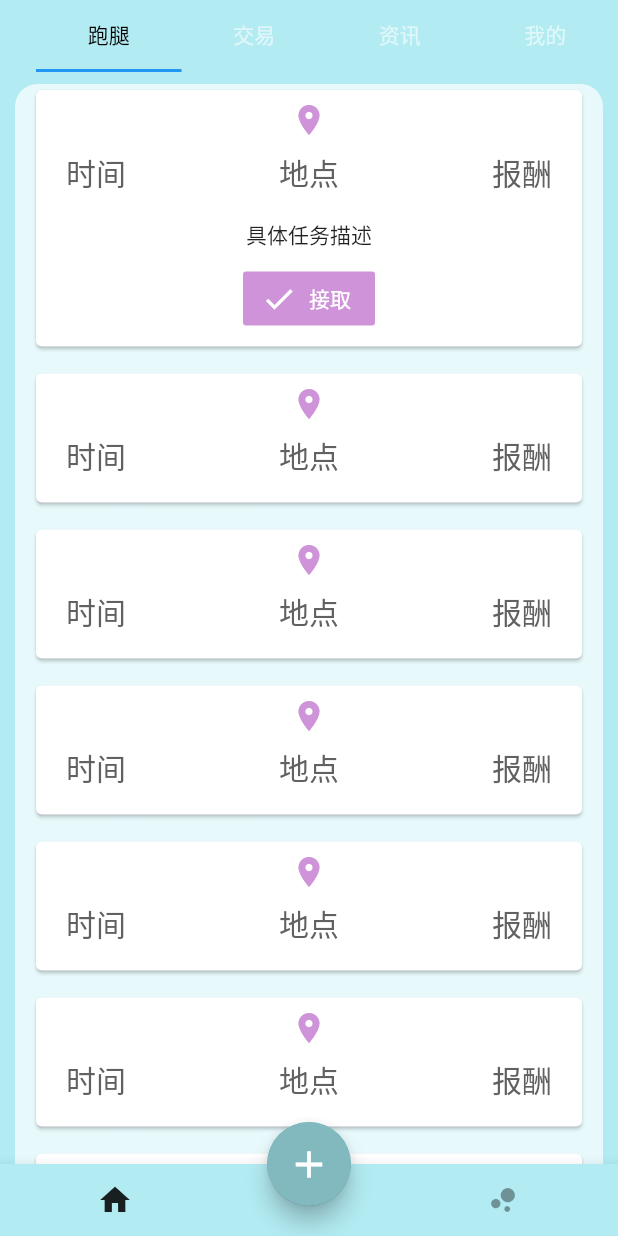
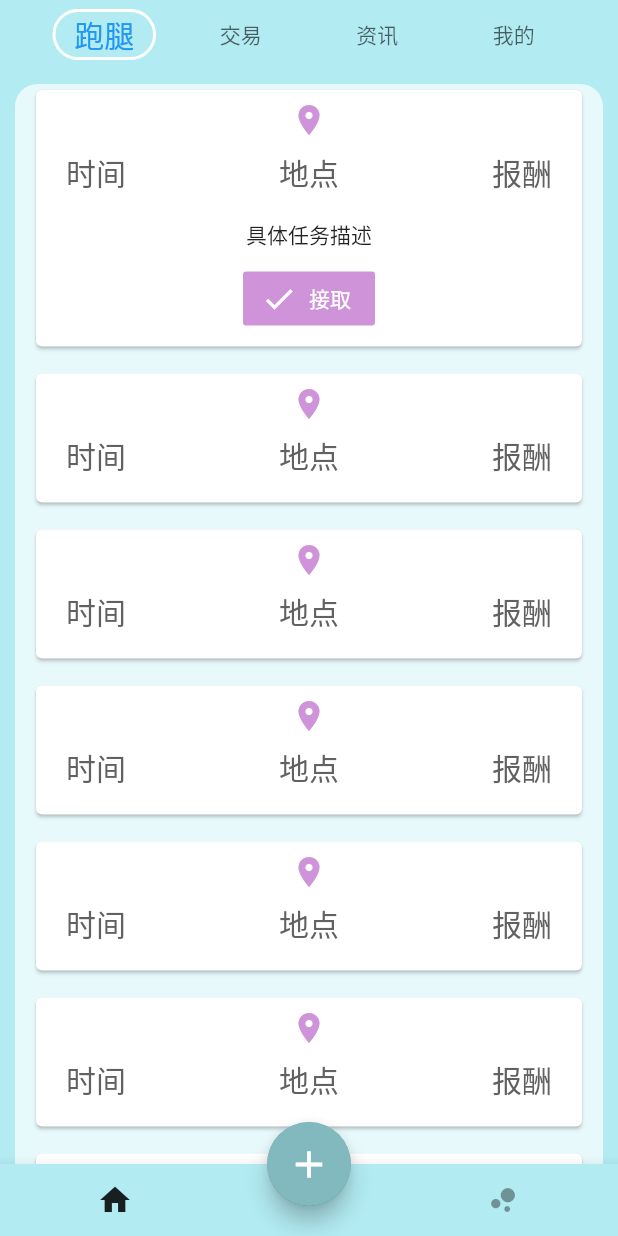
Before and after one commit to Haurchefant-G/Tsingvat, a Flutter app: the HomePage screen opened by its route, after a tap on "时间", on a phone screen of 412 x 824 dp. Run offline on Flutter 3.47's test engine with Material 2 defaults, Android fonts, the phone set to English and light mode, and no system bars; our stand-ins replace cached_network_image, dio, flutter_screenutil, shared_preferences; accounts and stored records are empty; generated files the repository leaves out were written again; network calls fail; statements that could not run were skipped; project files that could hold a hidden picture were left out.

Commit message:
tsingvat_0.2.5

```diff
--- a/tsingvat/lib/HomePage.dart
+++ b/tsingvat/lib/HomePage.dart
@@ -7,6 +7,8 @@ import 'package:tsingvat/component/taskcard.dart';
 import 'package:tsingvat/tabPage/GoodsPage.dart';
 import 'package:tsingvat/tabPage/NewsPage.dart';
 import 'package:tsingvat/tabPage/InfoPage.dart';
+import 'package:tsingvat/tabPage/TaskPage.dart';
+import 'package:tsingvat/util/GradientUtil.dart';
 
 class HomePage extends StatefulWidget {
   HomePage({Key key, this.title}) : super(key: key);
@@ -29,7 +31,7 @@ class HomePage extends StatefulWidget {
 class _HomePageState extends State<HomePage> with TickerProviderStateMixin {
   int _counter = 0;
   TabController _tabController;
-  List tabs = ["跑腿", "交易", "资讯", "我的"];
+  List tabs = [" 跑腿 ", " 交易 ", " 资讯 ", " 我的 "];
   AnimationController _fabController;
   Animation<double> _expandAnimation;
   bool _showFab = true;
@@ -62,14 +64,14 @@ class _HomePageState extends State<HomePage> with TickerProviderStateMixin {
   @override
   void dispose() {
     // TODO: implement dispose
-    super.dispose();
     _tabController.dispose();
     _fabController.dispose();
+    super.dispose();
   }
 
   void _handleTabs(int tabindex) {
-    _tabController.animateTo(tabindex,
-        duration: const Duration(milliseconds: 200));
+    // _tabController.animateTo(tabindex,
+    //     duration: const Duration(milliseconds: 300));
     print(_tabController.index);
     if (_tabController.index == 3) {
       setState(() {
@@ -125,38 +127,7 @@ class _HomePageState extends State<HomePage> with TickerProviderStateMixin {
               //physics: NeverScrollableScrollPhysics(),
               controller: _tabController,
               children: <Widget>[
-                Container(
-                    padding: EdgeInsets.only(left: 10, right: 10),
-                    margin: EdgeInsets.fromLTRB(10, 0, 10, 0),
-                    //padding: EdgeInsets.all(16),
-                    decoration: BoxDecoration(
-                        color:
-                            Colors.white70, //Theme.of(context).backgroundColor,
-                        borderRadius:
-                            BorderRadius.vertical(top: Radius.circular(15))),
-                    child: RefreshIndicator(
-                        child: ListView.builder(itemBuilder: (context, i) {
-                          // if (i.isOdd) return new Divider();
-                          // final index = i ~/ 2;
-                          // return ListTile(
-                          //   title: Text(i.toString()),
-                          // );
-                          return Padding(
-                            padding: const EdgeInsets.only(bottom: 10),
-                            child: TaskCard(),
-                          );
-                        }),
-                        // SliverFixedExtentList(
-                        //   itemExtent: 50.0,
-                        //   delegate: SliverChildBuilderDelegate(
-                        //     (context, index) => ListTile(
-                        //       title: Text("Item $index"),
-                        //     ),
-                        //     childCount: 30,
-                        //   ),
-                        // ),
-                        //Text(e),
-                        onRefresh: _refresh)),
+                TaskPage(),
                 // Container(
                 //     padding: EdgeInsets.only(left: 10, right: 10),
                 //     margin: EdgeInsets.fromLTRB(10, 0, 10, 0),
@@ -343,30 +314,42 @@ class _HomeAppBarState extends State<HomeAppBar> {
             // ),
             Expanded(
               child: Padding(
-                padding: const EdgeInsetsDirectional.only(start: 24),
+                padding: const EdgeInsetsDirectional.only(start: 24, end: 24),
                 child: Theme(
                   data: Theme.of(context).copyWith(
                     splashColor: Colors.transparent,
                   ),
                   child: TabBar(
-                    // indicator: BorderTabIndicator(
-                    //   indicatorHeight: isDesktop ? 28 : 32,
-                    //   textScaleFactor: textScaleFactor,
-                    // ),
+                    indicator:
+                        // BoxDecoration(
+                        //   border: Border.all(width:2),
+                        //   borderRadius: BorderRadius.circular(100),
+                        //   gradient: GradientUtil.warmFlame()
+
+                        // )
+                        // ,
+                        // indicatorSize: TabBarIndicatorSize.label,
+                        BorderTabIndicator(
+                      indicatorHeight: 32,
+                      textScaleFactor: 1,
+                    ),
                     controller: widget.tabController,
-                    labelPadding:
-                        // isDesktop ?
-                        const EdgeInsets.symmetric(horizontal: 32),
+                    // labelPadding:
+                    //     // isDesktop ?
+                    //     const EdgeInsets.symmetric(horizontal: 20),
                     // : EdgeInsets.zero,
                     isScrollable: false, // left-align tabs on desktop
-                    labelStyle: Theme.of(context).textTheme.button,
-                    labelColor: Colors.black,
-                    unselectedLabelColor: Colors.white.withOpacity(.6),
+                    labelStyle: Theme.of(context).primaryTextTheme.headline6,
+                    labelColor: Theme.of(context).accentColor,
+                    unselectedLabelStyle:
+                        Theme.of(context).primaryTextTheme.button,
+                    unselectedLabelColor: Theme.of(context).hintColor,
                     onTap: (index) {
                       // widget.tabController.animateTo(
                       //   index,
                       //   duration: const Duration(milliseconds: 300),
                       // );
+                      //widget.tabHandler(index);
                       //widget.tabHandler(index);
                     },
 
@@ -385,3 +368,48 @@ class _HomeAppBarState extends State<HomeAppBar> {
     );
   }
 }
+
+class BorderTabIndicator extends Decoration {
+  BorderTabIndicator({this.indicatorHeight, this.textScaleFactor}) : super();
+
+  final double indicatorHeight;
+  final double textScaleFactor;
+
+  @override
+  _BorderPainter createBoxPainter([VoidCallback onChanged]) {
+    return _BorderPainter(this, indicatorHeight, textScaleFactor, onChanged);
+  }
+}
+
+class _BorderPainter extends BoxPainter {
+  _BorderPainter(
+    this.decoration,
+    this.indicatorHeight,
+    this.textScaleFactor,
+    VoidCallback onChanged,
+  )   : assert(decoration != null),
+        assert(indicatorHeight >= 0),
+        super(onChanged);
+
+  final BorderTabIndicator decoration;
+  final double indicatorHeight;
+  final double textScaleFactor;
+
+  @override
+  void paint(Canvas canvas, Offset offset, ImageConfiguration configuration) {
+    assert(configuration != null);
+    assert(configuration.size != null);
+    final horizontalInset = 16 - 4 * textScaleFactor;
+    final rect = Offset(offset.dx + horizontalInset,
+            (configuration.size.height / 2) - indicatorHeight / 2 - 1) &
+        Size(configuration.size.width - 2 * horizontalInset, indicatorHeight);
+    final paint = Paint();
+    paint.color = Colors.white;
+    paint.style = PaintingStyle.stroke;
+    paint.strokeWidth = 2;
+    canvas.drawRRect(
+      RRect.fromRectAndRadius(rect, const Radius.circular(56)),
+      paint,
+    );
+  }
+}
--- a/tsingvat/lib/main.dart
+++ b/tsingvat/lib/main.dart
@@ -12,6 +12,8 @@ import 'startPage.dart';
 import 'HomePage.dart';
 import 'loginPage.dart';
 import 'package:flutter_screenutil/flutter_screenutil.dart';
+import 'package:tsingvat/util/SharedPreferenceUtil.dart';
+
 Dio dio = Dio();
 
 void main() {
@@ -65,8 +67,8 @@ class MyApp extends StatelessWidget {
         //     Theme.of(context).accentIconTheme.copyWith(color: Colors.white)
       ),
       initialRoute:
-      'homePage',
-      //'startPage',
+          //'homePage',
+          'startPage',
       routes: {
         'startPage': (context) => StartPage(),
         'loginPage': (context) => Login(),
--- a/tsingvat/lib/model/User.dart
+++ b/tsingvat/lib/model/User.dart
@@ -1,33 +1,18 @@
 import 'package:json_annotation/json_annotation.dart';
 
-// https://www.jianshu.com/p/b307a377c5e8
-// 生成.g.dart文件在terminal中运行 > flutter packages pub run build_runner build
-//part 'User.g.dart';
-
+part 'user.g.dart';
 @JsonSerializable()
 class User {
-  final String login;
-  final int id;
-  final String avatarUrl;
-  String url;
-  final String username;
-  final String email;
-  final int followers;
-  final int following;
-//  factory User.fromJson(Map<String, dynamic> json) => _$UserFromJson(json);
+    User();
 
+    String username;
+    String email;
+    num phone;
+    String password;
+    String nickname;
+    String signature;
+    String avatar;
 
-//
-//  Map<String, dynamic> toJson() => _$UserToJson(this);
-  User(this.login,
-      this.id,
-      this.avatarUrl,
-      this.username,
-      this.email,
-      this.followers,
-      this.following);
-
-  // 命名构造函数
-  //User.empty();
-
+    factory User.fromJson(Map<String,dynamic> json) => _$UserFromJson(json);
+    Map<String, dynamic> toJson() => _$UserToJson(this);
 }
--- a/tsingvat/pubspec.yaml
+++ b/tsingvat/pubspec.yaml
@@ -28,12 +28,14 @@ dependencies:
   # The following adds the Cupertino Icons font to your application.
   # Use with the CupertinoIcons class for iOS style icons.
   cupertino_icons: ^0.1.3
+  shared_preferences: ^0.5.7+3
   animations: ^1.0.0+5
   dio: ^3.0.9
   json_annotation: ^3.0.1
   flutter_staggered_grid_view: "^0.3.0"
   cached_network_image: ^2.2.0+1
   flutter_screenutil: ^2.1.0
+  image_picker: ^0.6.7+2
 
 dev_dependencies:
   flutter_test:
```
Also changed, not shown: tsingvat/json/user.json (added, +9 -0 lines), tsingvat/lib/loginPage.dart (+14 -0 lines), tsingvat/lib/page/newTaskPage.dart (+47 -35 lines), tsingvat/lib/startPage.dart (+27 -3 lines), tsingvat/lib/tabPage/TaskPage.dart (+8 -12 lines), tsingvat/lib/util/SharedPreferenceUtil.dart (added, +68 -0 lines), tsingvat/mo.dart (added, +100 -0 lines), tsingvat/lib/model/user.g.dart (added), tsingvat/pubspec.lock, 2 other files.
